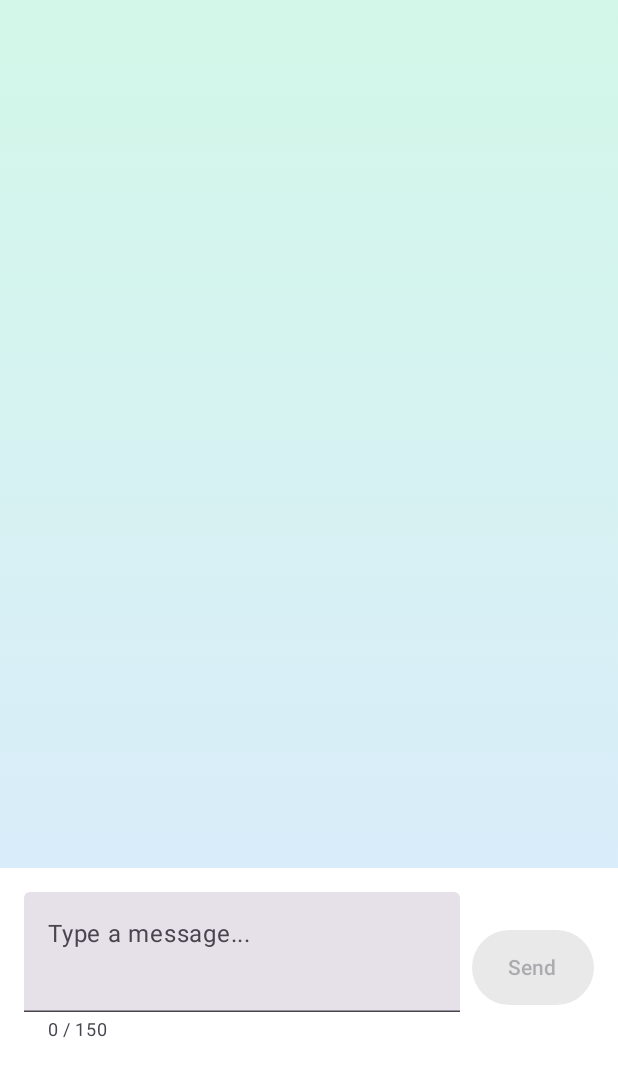
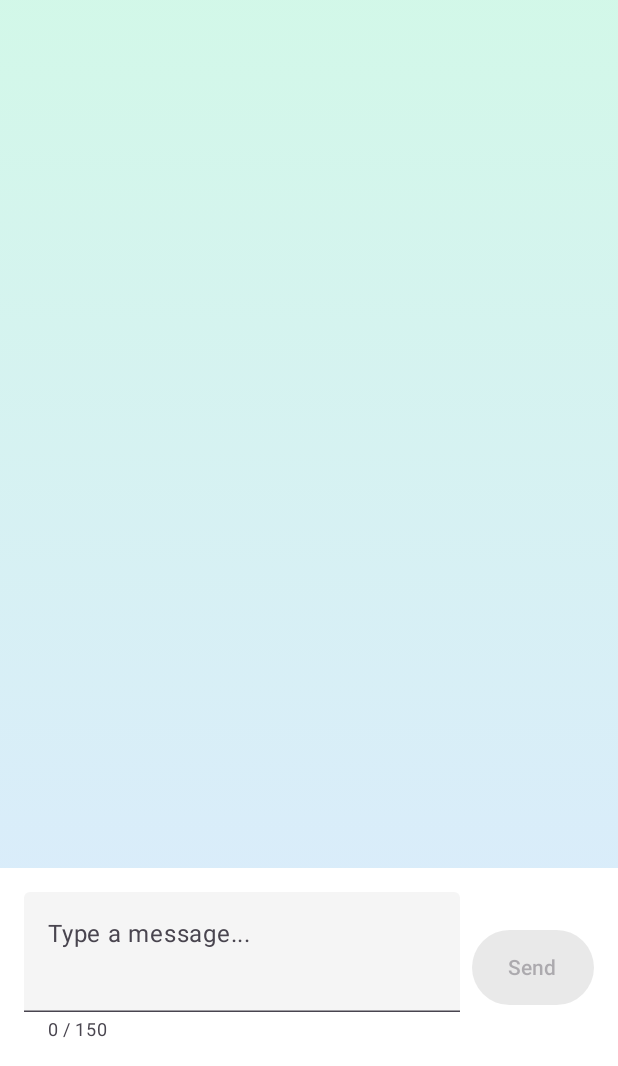
Before and after one commit to GetReconnectED/ReconnectED, an Android app built with Jetpack Compose: the composable AIAssistant shown on its own in the app's theme, on a phone screen of 412 x 824 dp, the part 170-1236 px from its top. Run offline under Robolectric (Android 15) with nearby library versions, the phone set to English and light mode, and no system bars; our stand-ins replace Firebase (no records; nobody signed in at launch, a user with empty details on screens opened directly); libraries missing offline, so code that uses them is left out: com.firebase.ui; Roboto replaces fonts that are not available here; 1 statement that could not run was skipped.

Commit message:
fix: gemini chat textfield is always light regardless of system theme

```diff
--- a/ReconnectED-Android/app/src/main/java/com/getreconnected/reconnected/ui/menus/AIAssistant.kt
+++ b/ReconnectED-Android/app/src/main/java/com/getreconnected/reconnected/ui/menus/AIAssistant.kt
@@ -24,6 +24,7 @@
 import androidx.compose.material3.Surface
 import androidx.compose.material3.Text
 import androidx.compose.material3.TextField
+import androidx.compose.material3.TextFieldDefaults
 import androidx.compose.runtime.Composable
 import androidx.compose.runtime.LaunchedEffect
 import androidx.compose.runtime.getValue
@@ -142,6 +143,12 @@
                     enabled = !isLoading,
                     isError = isValidInput,
                     supportingText = { Text("${inputText.length} / ${Chatbot.CHAT_MAX_LENGTH}") },
+                    colors = TextFieldDefaults.colors(
+                        focusedContainerColor = Color(0xFFF5F5F5),
+                        unfocusedContainerColor = Color(0xFFF5F5F5),
+                        disabledContainerColor = Color(0xFFE0E0E0),
+                        errorContainerColor = Color(0xFFFFE0E0)
+                    )
                 )
                 Spacer(modifier = Modifier.width(8.dp))
                 Button(
```
